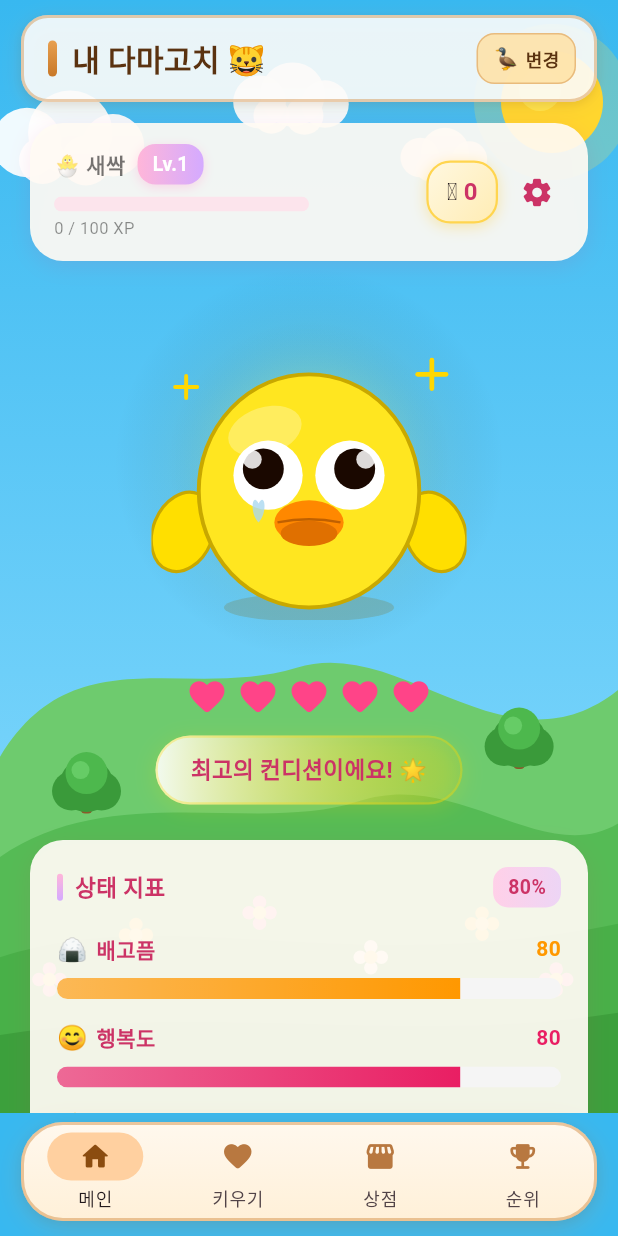
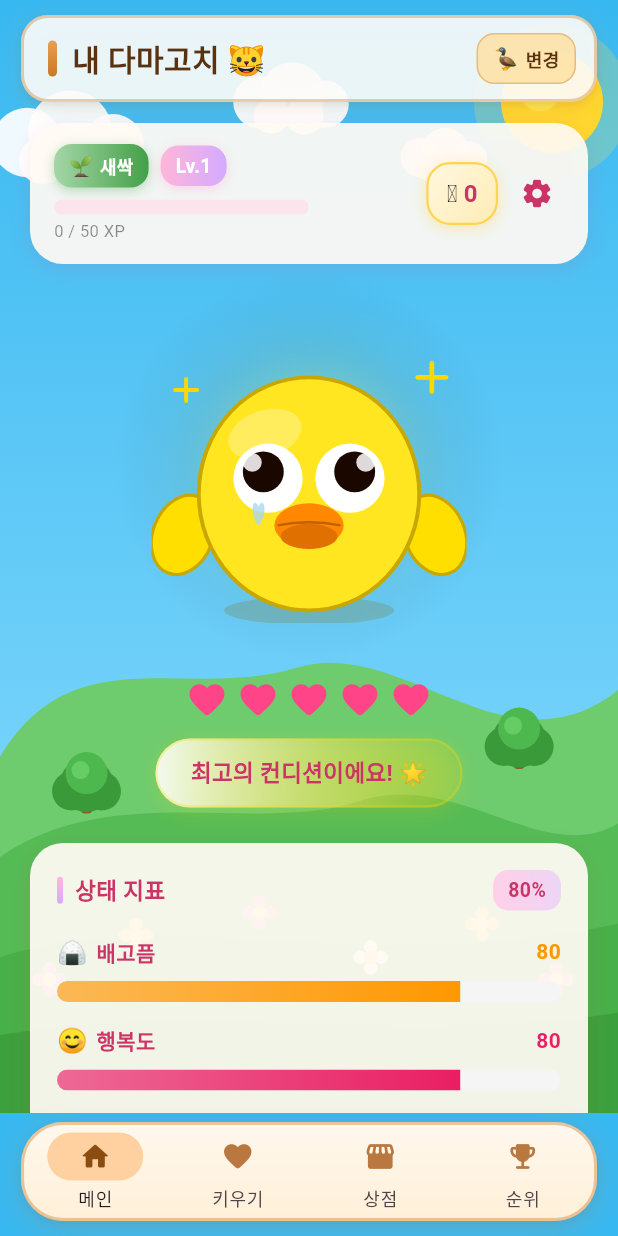
Before and after one commit to juhwan16/Damagochi, a Flutter app: the MainScreen screen opened directly, on a phone screen of 412 x 824 dp. Run offline on Flutter 3.47's test engine with Material 3 defaults, Android fonts, the phone set to English and light mode, and no system bars; our stand-ins replace flutter_svg, shared_preferences; accounts and stored records are empty.

Commit message:
악세사리 레벨 제한 제거 + 레벨 휘장 시스템 추가 + 레벨업 완화
- 악세사리 전부 코인으로 구매 가능 (레벨 조건 삭제)
- 레벨 구간별 자동 휘장: 🌱새싹(1-4) ⭐모험가(5-9) 🌟영웅(10-14) 👑왕관(15-19) 💎전설(20+)
  - 홈탭 헤더, 레벨업 다이얼로그, 캐릭터 선택 화면에 휘장 표시
- XP 요구량 절반으로 감소 (level*100 → level*50)
- 케어 XP 2배: 밥(3→6), 놀기(5→10), 잠(4→8), 씻기(3→6), 간식(10→20), 스파(15→30)
- 일일 보상 XP 증가 (20 → 30)

Co-Authored-By: Claude Sonnet 4.6 <noreply@anthropic.com>

```diff
--- a/lib/home_tab.dart
+++ b/lib/home_tab.dart
@@ -224,11 +224,7 @@ class _HomeTabState extends State<HomeTab> with TickerProviderStateMixin {
         children: [
           Column(crossAxisAlignment: CrossAxisAlignment.start, children: [
             Row(children: [
-              Text(pet.tierName,
-                  style: const TextStyle(
-                      fontSize: 14,
-                      fontWeight: FontWeight.w600,
-                      color: Colors.black54)),
+              _buildBadge(pet.level),
               const SizedBox(width: 8),
               Container(
                 padding: const EdgeInsets.symmetric(horizontal: 10, vertical: 4),
@@ -297,6 +293,33 @@ class _HomeTabState extends State<HomeTab> with TickerProviderStateMixin {
           ]),
         ],
       ),
+    );
+  }
+
+  Widget _buildBadge(int level) {
+    final badge = StorageService.levelBadge(level);
+    return Container(
+      padding: const EdgeInsets.symmetric(horizontal: 10, vertical: 5),
+      decoration: BoxDecoration(
+        gradient: LinearGradient(colors: badge.gradient),
+        borderRadius: BorderRadius.circular(12),
+        boxShadow: [
+          BoxShadow(
+            color: badge.gradient.last.withValues(alpha: 0.35),
+            blurRadius: 6,
+            offset: const Offset(0, 2),
+          ),
+        ],
+      ),
+      child: Row(mainAxisSize: MainAxisSize.min, children: [
+        Text(badge.emoji, style: const TextStyle(fontSize: 13)),
+        const SizedBox(width: 4),
+        Text(badge.name,
+            style: const TextStyle(
+                fontSize: 12,
+                fontWeight: FontWeight.bold,
+                color: Colors.white)),
+      ]),
     );
   }
 
--- a/lib/pet_model.dart
+++ b/lib/pet_model.dart
@@ -70,15 +70,14 @@ class PetModel {
     }
   }
 
-  int get xpToNextLevel => level * 100;
+  int get xpToNextLevel => level * 50;
   double get xpProgress => xp / xpToNextLevel;
 
   String get tierName {
-    if (level < 3) return '🐣 새싹';
-    if (level < 6) return '🌱 초보자';
-    if (level < 10) return '🌿 성장중';
-    if (level < 15) return '🌸 능숙자';
-    if (level < 20) return '🌟 전문가';
-    return '👑 마스터';
+    if (level < 5) return '🌱 새싹';
+    if (level < 10) return '⭐ 모험가';
+    if (level < 15) return '🌟 영웅';
+    if (level < 20) return '👑 왕관';
+    return '💎 전설';
   }
 }
--- a/lib/storage_service.dart
+++ b/lib/storage_service.dart
@@ -207,8 +207,8 @@ class StorageService {
     int coins = (prefs.getInt(_coinsKey) ?? 0) + coinGain;
     int level = prefs.getInt(_levelKey) ?? 1;
     bool leveledUp = false;
-    while (xp >= level * 100) {
-      xp -= level * 100;
+    while (xp >= level * 50) {
+      xp -= level * 50;
       level++;
       leveledUp = true;
     }
@@ -230,7 +230,7 @@ class StorageService {
         key: 'feed',
         cooldownHours: 2,
         statDeltas: {'hunger': 25},
-        xpGain: 3,
+        xpGain: 6,
         coinGain: 1,
       );
 
@@ -238,7 +238,7 @@ class StorageService {
         key: 'play',
         cooldownHours: 1,
         statDeltas: {'happiness': 20, 'energy': -10, 'hunger': -5},
-        xpGain: 5,
+        xpGain: 10,
         coinGain: 2,
       );
 
@@ -246,7 +246,7 @@ class StorageService {
         key: 'sleep',
         cooldownHours: 4,
         statDeltas: {'energy': 35, 'happiness': 5},
-        xpGain: 4,
+        xpGain: 8,
         coinGain: 1,
       );
 
@@ -254,7 +254,7 @@ class StorageService {
         key: 'clean',
         cooldownHours: 3,
         statDeltas: {'happiness': 10, 'energy': 5},
-        xpGain: 3,
+        xpGain: 6,
         coinGain: 1,
       );
 
@@ -262,7 +262,7 @@ class StorageService {
         key: 'special_snack',
         cooldownHours: 12,
         statDeltas: {'hunger': 50, 'happiness': 20},
-        xpGain: 10,
+        xpGain: 20,
         coinGain: 3,
       );
 
@@ -270,7 +270,7 @@ class StorageService {
         key: 'spa',
         cooldownHours: 24,
         statDeltas: {'happiness': 50, 'energy': 30, 'hunger': 10},
-        xpGain: 15,
+        xpGain: 30,
         coinGain: 5,
       );
 
@@ -322,7 +322,7 @@ class StorageService {
     }
 
     await prefs.setString(_lastDateKey, today);
-    xp += 20;
+    xp += 30;
 
     final minutesSaved = (goalMinutes - usageMinutes).clamp(0, goalMinutes);
     final minuteBonus = minutesSaved ~/ 5;
@@ -336,8 +336,8 @@ class StorageService {
     totalDays++;
 
     bool leveledUp = false;
-    while (xp >= level * 100) {
-      xp -= level * 100;
+    while (xp >= level * 50) {
+      xp -= level * 50;
       level++;
       leveledUp = true;
     }
@@ -520,6 +520,29 @@ class StorageService {
     }
   }
 
+  static ({String emoji, String name, List<Color> gradient}) levelBadge(int level) {
+    if (level >= 20) return (
+      emoji: '💎', name: '전설',
+      gradient: const [Color(0xFF80DEEA), Color(0xFF0097A7)],
+    );
+    if (level >= 15) return (
+      emoji: '👑', name: '왕관',
+      gradient: const [Color(0xFFCE93D8), Color(0xFF8E24AA)],
+    );
+    if (level >= 10) return (
+      emoji: '🌟', name: '영웅',
+      gradient: const [Color(0xFFFFD54F), Color(0xFFFF8F00)],
+    );
+    if (level >= 5) return (
+      emoji: '⭐', name: '모험가',
+      gradient: const [Color(0xFF90CAF9), Color(0xFF1E88E5)],
+    );
+    return (
+      emoji: '🌱', name: '새싹',
+      gradient: const [Color(0xFFA5D6A7), Color(0xFF43A047)],
+    );
+  }
+
   static List<Color> themeColors(String id) {
     switch (id) {
       case 'sky':
```
Also changed, not shown: lib/character_select_screen.dart (+20 -4 lines), lib/level_up_dialog.dart (+47 -39 lines), lib/shop_tab.dart (+17 -39 lines).
